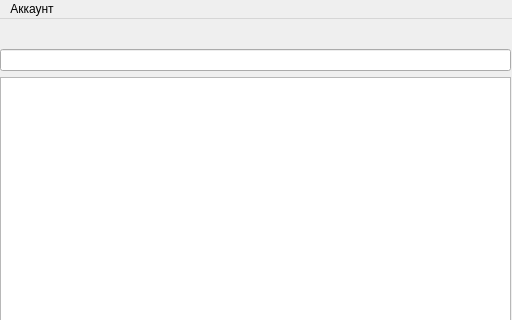
Old version of the form app/ui/view/main_window/mainwindow.ui in the repository eastpriSs/VoIP; both pictures show x 0 to 512 and y 0 to 320 of the 512 by 701 pixel window.
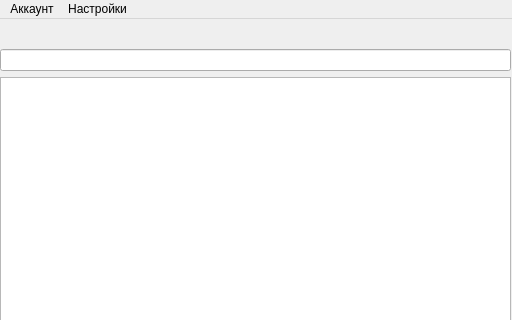
New version of the form.

Commit message: raw working setting menu

```diff
--- a/app/ui/view/main_window/mainwindow.ui
+++ b/app/ui/view/main_window/mainwindow.ui
@@ -82,7 +82,14 @@
     </property>
     <addaction name="authAction"/>
    </widget>
+   <widget class="QMenu" name="menu_2">
+    <property name="title">
+     <string>Настройки</string>
+    </property>
+    <addaction name="clientAction"/>
+   </widget>
    <addaction name="menu"/>
+   <addaction name="menu_2"/>
   </widget>
   <widget class="QStatusBar" name="statusbar"/>
   <action name="authAction">
```
Left out of the diff: 5 changed lines with no effect on the pictures. The commit also changes 24 other files.
